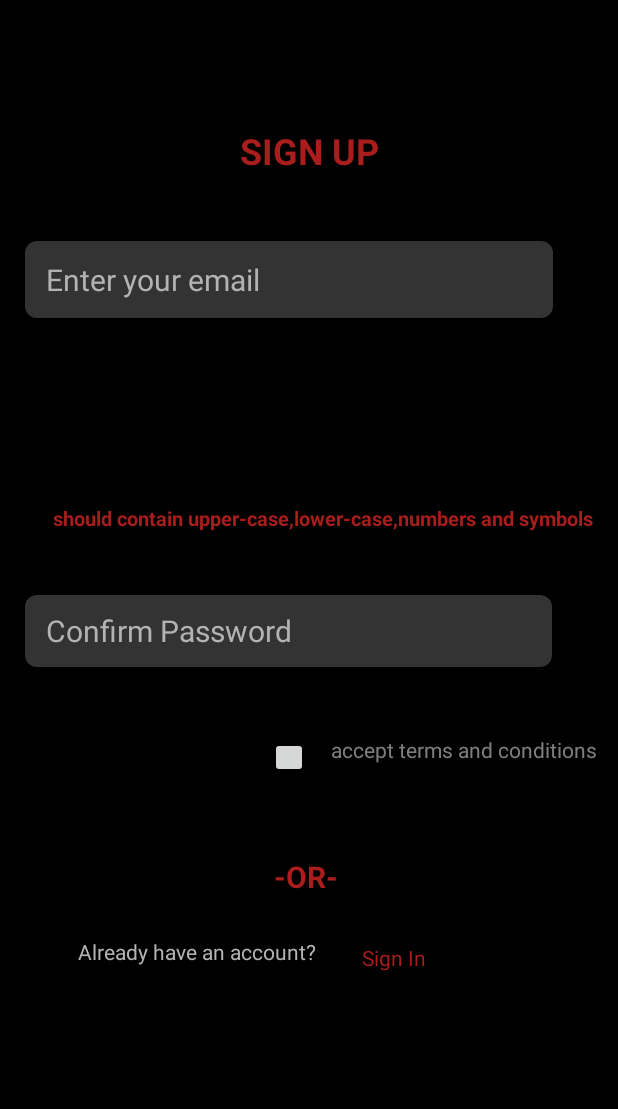
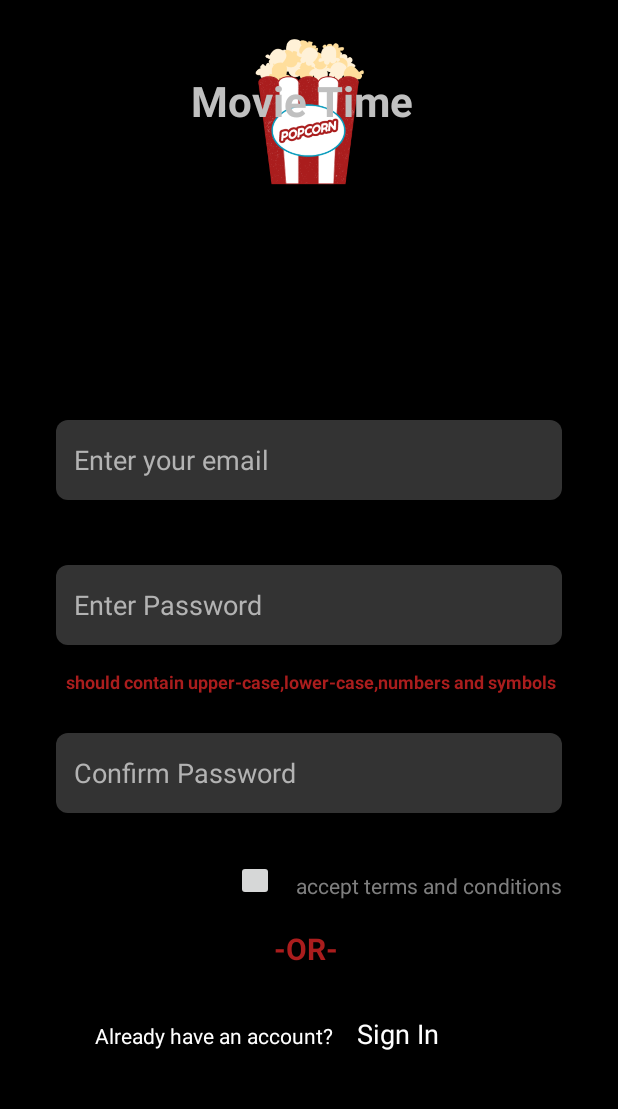
Before and after one commit to Kareem00101/AndroidTeletubbies, an Android app: the SignUp screen opened directly, with no data from a screen before it, on a phone screen of 412 x 824 dp, the part 84-1193 px from its top. Run offline under Robolectric (Android 15) with nearby library versions, the phone set to English and light mode, and no system bars.

Commit message:
Sign up screen is updated

```diff
--- a/app/src/main/res/layout/activity_sign_up.xml
+++ b/app/src/main/res/layout/activity_sign_up.xml
@@ -8,124 +8,138 @@
     android:layout_height="match_parent">
 
     <TextView
-        android:id="@+id/textView"
+        android:id="@+id/textView9"
         android:layout_width="wrap_content"
         android:layout_height="wrap_content"
-        android:layout_marginStart="159dp"
-        android:layout_marginTop="80dp"
-        android:layout_marginEnd="159dp"
-        android:layout_marginBottom="20dp"
-        android:text="SIGN UP"
-        android:textColor="#aa1d1d"
-        android:textSize="24sp"
-        android:textStyle="bold"
-        app:layout_constraintBottom_toTopOf="@+id/editText"
+        android:layout_marginStart="5dp"
+        android:layout_marginBottom="68dp"
+        android:text="Already have an account?"
+        android:textColor="@color/cardview_light_background"
+        app:layout_constraintBottom_toBottomOf="parent"
         app:layout_constraintEnd_toEndOf="parent"
-        app:layout_constraintStart_toStartOf="parent"
-        app:layout_constraintTop_toTopOf="parent" />
+        app:layout_constraintHorizontal_bias="0.234"
+        app:layout_constraintStart_toStartOf="parent" />
 
     <EditText
-        android:id="@+id/editText"
-        android:layout_width="352dp"
-        android:layout_height="51dp"
-        android:layout_marginStart="16dp"
-        android:layout_marginTop="20dp"
-        android:layout_marginEnd="43dp"
-        android:layout_marginBottom="10dp"
+        android:id="@+id/editTextTextEmailAddress6"
+        android:layout_width="337dp"
+        android:layout_height="53dp"
+        android:layout_marginBottom="55dp"
         android:background="@drawable/background"
         android:ems="10"
         android:inputType="textEmailAddress"
-        android:text="   Enter your email"
+        android:paddingStart="12dp"
+        android:text="Confirm Password"
         android:textColor="#b3b3b3"
-        android:textSize="20sp"
-        app:layout_constraintBottom_toTopOf="@+id/editTextTextEmailAddress4"
+        app:layout_constraintBottom_toBottomOf="parent"
         app:layout_constraintEnd_toEndOf="parent"
-        app:layout_constraintHorizontal_bias="1.0"
         app:layout_constraintStart_toStartOf="parent"
-        app:layout_constraintTop_toBottomOf="@+id/textView" />
+        app:layout_constraintTop_toTopOf="parent"
+        app:layout_constraintVertical_bias="0.741" />
+
+    <EditText
+        android:id="@+id/editTextTextEmailAddress5"
+        android:layout_width="337dp"
+        android:layout_height="53dp"
+        android:layout_marginBottom="55dp"
+        android:background="@drawable/background"
+        android:ems="10"
+        android:inputType="textEmailAddress"
+        android:paddingStart="12dp"
+        android:text="Enter Password"
+        android:textColor="#b3b3b3"
+        app:layout_constraintBottom_toBottomOf="parent"
+        app:layout_constraintEnd_toEndOf="parent"
+        app:layout_constraintStart_toStartOf="parent"
+        app:layout_constraintTop_toTopOf="parent"
+        app:layout_constraintVertical_bias="0.571" />
 
     <EditText
         android:id="@+id/editTextTextEmailAddress4"
-        android:layout_width="351dp"
-        android:layout_height="51dp"
-        android:layout_marginStart="16dp"
-        android:layout_marginTop="32dp"
-        android:layout_marginEnd="43dp"
-        android:layout_marginBottom="11dp"
+        android:layout_width="337dp"
+        android:layout_height="53dp"
+        android:layout_marginBottom="55dp"
         android:background="@drawable/background"
         android:ems="10"
         android:inputType="textEmailAddress"
-        android:text="  Enter Password"
-        android:textColor="#B3B3B3"
-        android:textSize="20sp"
-        app:layout_constraintBottom_toTopOf="@+id/textView6"
-        app:layout_constraintEnd_toStartOf="@+id/textView6"
-        app:layout_constraintHorizontal_bias="0.0"
-        app:layout_constraintStart_toStartOf="parent"
-        app:layout_constraintTop_toBottomOf="@+id/editText" />
-
-    <EditText
-        android:id="@+id/editTextTextEmailAddress5"
-        android:layout_width="351dp"
-        android:layout_height="48dp"
-        android:layout_marginStart="16dp"
-        android:layout_marginEnd="43dp"
-        android:layout_marginBottom="17dp"
-        android:background="@drawable/background"
-        android:ems="10"
-        android:inputType="textEmailAddress"
-        android:text="   Confirm Password"
-        android:textColor="#B3B3B3"
-        android:textSize="20sp"
-        app:layout_constraintBottom_toTopOf="@+id/button2"
+        android:paddingStart="12dp"
+        android:text="Enter your email"
+        android:textColor="#b3b3b3"
+        app:layout_constraintBottom_toBottomOf="parent"
         app:layout_constraintEnd_toEndOf="parent"
         app:layout_constraintStart_toStartOf="parent"
-        app:layout_constraintTop_toBottomOf="@+id/textView6" />
+        app:layout_constraintTop_toTopOf="parent"
+        app:layout_constraintVertical_bias="0.425" />
+
+    <ImageView
+        android:id="@+id/imageView2"
+        android:layout_width="244dp"
+        android:layout_height="178dp"
+        android:layout_marginStart="84dp"
+        app:layout_constraintStart_toStartOf="parent"
+        app:srcCompat="@drawable/popcorn_33"
+        tools:layout_editor_absoluteY="87dp" />
+
+    <TextView
+        android:id="@+id/textView"
+        android:layout_width="157dp"
+        android:layout_height="71dp"
+        android:layout_marginStart="140dp"
+        android:layout_marginEnd="140dp"
+        android:layout_marginBottom="77dp"
+        android:text="Movie Time"
+        android:textColor="#c0c0c0"
+        android:textSize="28sp"
+        android:textStyle="bold"
+        app:layout_constraintBottom_toBottomOf="parent"
+        app:layout_constraintEnd_toEndOf="parent"
+        app:layout_constraintStart_toStartOf="parent"
+        app:layout_constraintTop_toTopOf="parent"
+        app:layout_constraintVertical_bias="0.077" />
 
     <TextView
         android:id="@+id/textView6"
         android:layout_width="wrap_content"
         android:layout_height="wrap_content"
         android:layout_marginStart="30dp"
-        android:layout_marginTop="11dp"
         android:layout_marginEnd="12dp"
         android:layout_marginBottom="37dp"
         android:text="should contain upper-case,lower-case,numbers and symbols"
         android:textColor="#aa1d1d"
-        android:textSize="13sp"
+        android:textSize="12sp"
         android:textStyle="bold"
-        app:layout_constraintBottom_toTopOf="@+id/editTextTextEmailAddress5"
+        app:layout_constraintBottom_toBottomOf="parent"
         app:layout_constraintEnd_toEndOf="parent"
+        app:layout_constraintHorizontal_bias="0.324"
         app:layout_constraintStart_toStartOf="parent"
-        app:layout_constraintTop_toBottomOf="@+id/editTextTextEmailAddress4" />
+        app:layout_constraintTop_toTopOf="parent"
+        app:layout_constraintVertical_bias="0.625" />
 
     <Button
         android:id="@+id/button2"
         android:layout_width="25dp"
         android:layout_height="27dp"
-        android:layout_marginStart="193dp"
-        android:layout_marginTop="25dp"
         android:layout_marginEnd="10dp"
-        android:layout_marginBottom="30dp"
-        app:layout_constraintBottom_toTopOf="@+id/textView8"
-        app:layout_constraintEnd_toStartOf="@+id/textView7"
+        android:layout_marginBottom="36dp"
+        app:layout_constraintBottom_toBottomOf="parent"
+        app:layout_constraintEnd_toEndOf="parent"
+        app:layout_constraintHorizontal_bias="0.417"
         app:layout_constraintStart_toStartOf="parent"
-        app:layout_constraintTop_toBottomOf="@+id/editTextTextEmailAddress5" />
+        app:layout_constraintTop_toTopOf="parent"
+        app:layout_constraintVertical_bias="0.814" />
 
     <TextView
         android:id="@+id/textView7"
         android:layout_width="wrap_content"
         android:layout_height="wrap_content"
         android:layout_marginStart="5dp"
-        android:layout_marginTop="45dp"
-        android:layout_marginEnd="27dp"
+        android:layout_marginBottom="168dp"
         android:text="accept terms and conditions"
         android:textColor="#B3B3B3B3"
         app:layout_constraintBottom_toBottomOf="parent"
         app:layout_constraintEnd_toEndOf="parent"
-        app:layout_constraintStart_toEndOf="@+id/button2"
-        app:layout_constraintTop_toBottomOf="@+id/editTextTextEmailAddress5"
-        app:layout_constraintVertical_bias="0.0" />
+        app:layout_constraintHorizontal_bias="0.837"
+        app:layout_constraintStart_toStartOf="parent" />
 
     <TextView
         android:id="@+id/textView8"
@@ -134,44 +148,26 @@
         android:layout_marginStart="177dp"
         android:layout_marginTop="18dp"
         android:layout_marginEnd="177dp"
-        android:layout_marginBottom="4dp"
         android:text="-OR-"
         android:textColor="#aa1d1d"
         android:textSize="20sp"
         android:textStyle="bold"
-        app:layout_constraintBottom_toTopOf="@+id/textView9"
         app:layout_constraintEnd_toEndOf="parent"
         app:layout_constraintStart_toStartOf="parent"
         app:layout_constraintTop_toBottomOf="@+id/button2" />
 
     <TextView
-        android:id="@+id/textView9"
-        android:layout_width="wrap_content"
-        android:layout_height="wrap_content"
-        android:layout_marginStart="59dp"
-        android:layout_marginTop="20dp"
-        android:layout_marginEnd="15dp"
-        android:layout_marginBottom="120dp"
-        android:text="Already have an account?"
-        android:textColor="#B3B3B3"
-        app:layout_constraintBottom_toBottomOf="parent"
-        app:layout_constraintEnd_toStartOf="@+id/textView10"
-        app:layout_constraintStart_toStartOf="parent"
-        app:layout_constraintTop_toBottomOf="@+id/textView8" />
-
-    <TextView
         android:id="@+id/textView10"
         android:layout_width="wrap_content"
         android:layout_height="wrap_content"
-        android:layout_marginStart="15dp"
-        android:layout_marginEnd="136dp"
-        android:layout_marginBottom="120dp"
         android:text="Sign In"
-        android:textColor="#aa1d1d"
+        android:textColor="@color/cardview_light_background"
+        android:textSize="18sp"
         app:layout_constraintBottom_toBottomOf="parent"
         app:layout_constraintEnd_toEndOf="parent"
-        app:layout_constraintStart_toEndOf="@+id/textView9"
-        app:layout_constraintTop_toTopOf="@+id/textView8"
-        app:layout_constraintVertical_bias="1.0" />
+        app:layout_constraintHorizontal_bias="0.666"
+        app:layout_constraintStart_toStartOf="parent"
+        app:layout_constraintTop_toTopOf="parent"
+        app:layout_constraintVertical_bias="0.91" />
 
 </androidx.constraintlayout.widget.ConstraintLayout>
```
